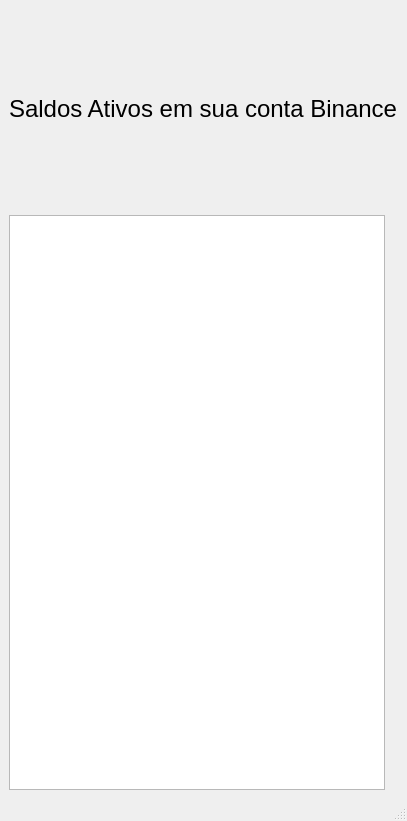
Old version of the form Interfaces/tela_saldo.ui in the repository VBSX/Groove-PyCryptoBot.
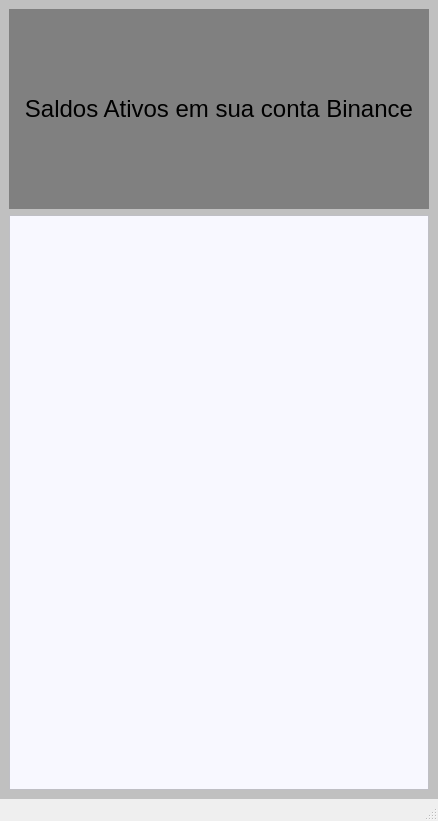
New version of the form.

```diff
--- a/Interfaces/tela_saldo.ui
+++ b/Interfaces/tela_saldo.ui
@@ -6,7 +6,7 @@
    <rect>
     <x>0</x>
     <y>0</y>
-    <width>399</width>
+    <width>438</width>
     <height>821</height>
    </rect>
   </property>
@@ -17,6 +17,9 @@
    <string notr="true"/>
   </property>
   <widget class="QWidget" name="centralwidget">
+   <property name="styleSheet">
+    <string notr="true">background-color: rgb(192, 192, 192);</string>
+   </property>
    <layout class="QVBoxLayout" name="verticalLayout">
     <item>
      <widget class="QLabel" name="label">
@@ -29,11 +32,21 @@
       <property name="font">
        <font>
         <pointsize>18</pointsize>
+        <underline>false</underline>
        </font>
       </property>
+      <property name="mouseTracking">
+       <bool>false</bool>
+      </property>
+      <property name="styleSheet">
+       <string notr="true">background-color: rgb(128, 128, 128);</string>
+      </property>
       <property name="text">
        <string>Saldos Ativos em sua conta Binance</string>
       </property>
+      <property name="alignment">
+       <set>Qt::AlignCenter</set>
+      </property>
      </widget>
     </item>
     <item>
@@ -43,16 +56,13 @@
       </property>
       <widget class="QWidget" name="layoutWidget">
        <layout class="QGridLayout" name="gridvalor">
-        <item row="0" column="1">
-         <widget class="QLabel" name="saldo10">
-          <property name="text">
-           <string/>
+        <item row="0" column="0">
+         <widget class="QTableWidget" name="tableWidget">
+          <property name="styleSheet">
+           <string notr="true">background-color:rgb(248, 248, 255);</string>
           </property>
          </widget>
         </item>
-        <item row="0" column="0">
-         <widget class="QTableWidget" name="tableWidget"/>
-        </item>
        </layout>
       </widget>
      </widget>
```
